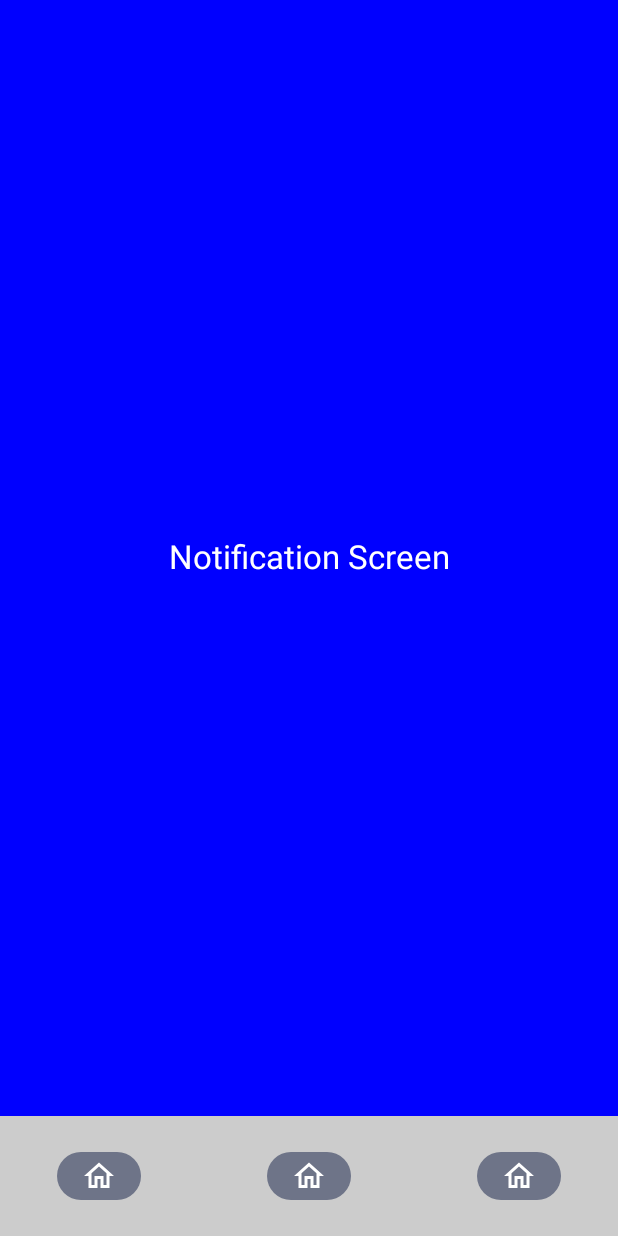
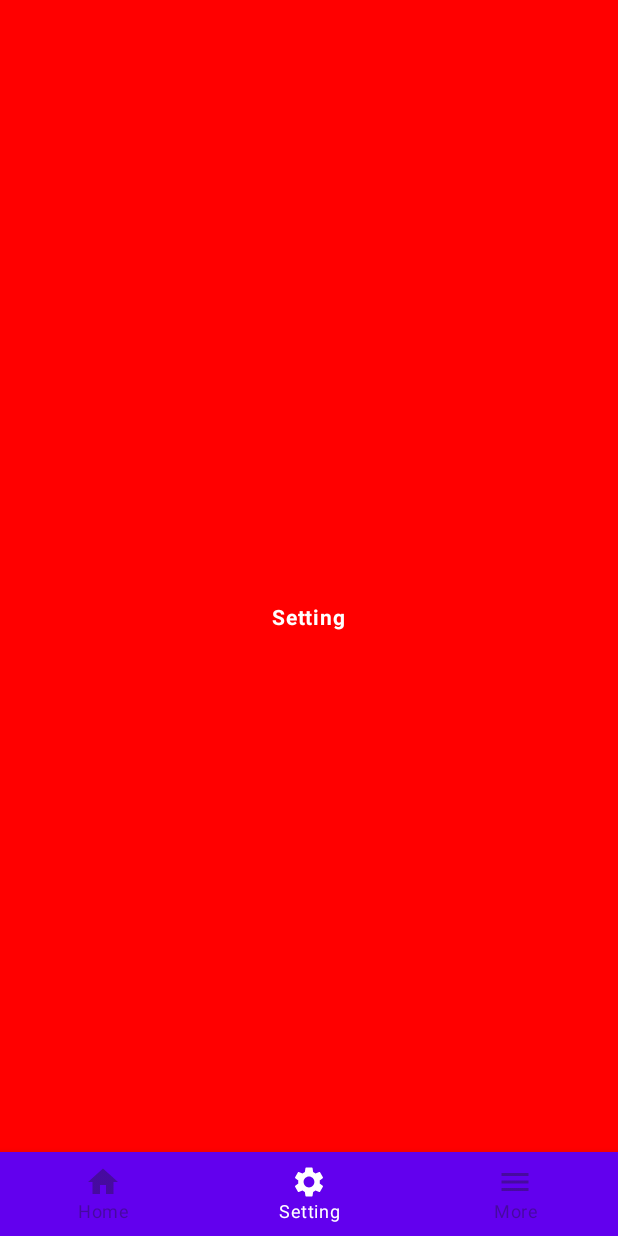
Before and after one commit to Fahamin/JC_BotomNavigationBar, an Android app built with Jetpack Compose: the screen it shows after launch (MainActivity), item 2 of the bottom bar chosen, on a phone screen of 412 x 824 dp. Run offline under Robolectric (Android 15) with nearby library versions, the phone set to English and light mode, and no system bars.

Commit message:
NAV COMPLETE

```diff
--- a/app/src/main/java/com/fahamin/jc_botomnavbar/BottomBar.kt
+++ /dev/null
@@ -1,47 +0,0 @@
-package com.fahamin.jc_botomnavbar
-
-import androidx.compose.material3.Icon
-import androidx.compose.material3.NavigationBar
-import androidx.compose.material3.NavigationBarItem
-import androidx.compose.runtime.Composable
-import androidx.compose.runtime.MutableState
-import androidx.compose.runtime.getValue
-import androidx.compose.ui.Modifier
-import androidx.compose.ui.graphics.Color
-import androidx.navigation.NavController
-import androidx.navigation.NavGraph.Companion.findStartDestination
-import androidx.navigation.compose.currentBackStackEntryAsState
-
-@Composable
-fun BottomBar(
-    navController: NavController,
-    state: MutableState<Boolean>,
-    modifier: Modifier = Modifier
-) {
-    val screen = listOf(
-        Destination.HomeScreen,
-        Destination.Favourite,
-        Destination.Notification
-    )
-    NavigationBar(modifier = Modifier,
-        containerColor = Color.LightGray,
-    ) {
-        val navBackStackEntry by navController.currentBackStackEntryAsState()
-        val currentRoute = navBackStackEntry?.destination?.route
-
-        screen.forEach{
-            screen->
-            NavigationBarItem(selected = currentRoute==screen.route,
-                onClick = { navController.navigate(screen.route)
-                {
-                    popUpTo(navController.graph.findStartDestination().id)
-                    {
-                        saveState=true
-                    }
-                    launchSingleTop = true
-                    restoreState = true
-                }}, icon = { Icon(imageVector = screen.icon!!,
-                    contentDescription = "") })
-        }
-    }
-}
--- /dev/null
+++ b/app/src/main/java/com/fahamin/jc_botomnavbar/BottomBarScreen.kt
@@ -0,0 +1,31 @@
+package com.fahamin.jc_botomnavbar
+
+import androidx.compose.material.icons.Icons
+import androidx.compose.material.icons.filled.Home
+import androidx.compose.material.icons.filled.Menu
+import androidx.compose.material.icons.filled.Settings
+import androidx.compose.ui.graphics.vector.ImageVector
+
+sealed class BottomBarScreen(
+    var route: String,
+    var title: String,
+    var icon: ImageVector
+) {
+    object Home : BottomBarScreen(
+        route = "Home",
+        title = "Home",
+        icon = Icons.Default.Home
+    )
+
+    object Setting : BottomBarScreen(
+        route = "Setting",
+        title = "Setting",
+        icon = Icons.Default.Settings
+    )
+
+    object More : BottomBarScreen(
+        route = "More",
+        title = "More",
+        icon = Icons.Default.Menu
+    )
+}
--- /dev/null
+++ b/app/src/main/java/com/fahamin/jc_botomnavbar/BottomNavGraph.kt
@@ -0,0 +1,28 @@
+package com.fahamin.jc_botomnavbar
+
+import androidx.compose.runtime.Composable
+import androidx.navigation.NavHostController
+import androidx.navigation.compose.NavHost
+import androidx.navigation.compose.composable
+import com.fahamin.jc_botomnavbar.screen.HomePage
+import com.fahamin.jc_botomnavbar.screen.MorePage
+import com.fahamin.jc_botomnavbar.screen.SettingPage
+
+@Composable
+fun BottomNavGraph(navController: NavHostController) {
+    NavHost(navController = navController, startDestination = BottomBarScreen.Home.route)
+    {
+        composable(route = BottomBarScreen.Home.route)
+        {
+            HomePage()
+        }
+        composable(route = BottomBarScreen.Setting.route)
+        {
+            SettingPage()
+        }
+        composable(route = BottomBarScreen.More.route)
+        {
+            MorePage()
+        }
+    }
+}
--- a/app/src/main/java/com/fahamin/jc_botomnavbar/Destination.kt
+++ /dev/null
@@ -1,33 +0,0 @@
-package com.fahamin.jc_botomnavbar
-
-import androidx.compose.material.icons.Icons
-import androidx.compose.material.icons.outlined.Favorite
-import androidx.compose.material.icons.outlined.Home
-import androidx.compose.material.icons.outlined.Notifications
-import androidx.compose.ui.graphics.vector.ImageVector
-
-
-sealed class Destination(
-    val route: String,
-    val title: String? = null,
-    val icon: ImageVector? = null
-) {
-    object HomeScreen : Destination(
-        route = "home_scrren",
-        title = "Home",
-        icon = Icons.Outlined.Home
-    )
-
-    object Favourite : Destination(
-        route = "home_scrren",
-        title = "Home",
-        icon = Icons.Outlined.Home
-    )
-
-    object Notification : Destination(
-        route = "home_scrren",
-        title = "Home",
-        icon = Icons.Outlined.Home
-    )
-
-}
--- a/app/src/main/java/com/fahamin/jc_botomnavbar/MainActivity.kt
+++ b/app/src/main/java/com/fahamin/jc_botomnavbar/MainActivity.kt
@@ -3,74 +3,29 @@ package com.fahamin.jc_botomnavbar
 import android.os.Bundle
 import androidx.activity.ComponentActivity
 import androidx.activity.compose.setContent
-import androidx.compose.foundation.layout.Box
 import androidx.compose.foundation.layout.fillMaxSize
-import androidx.compose.foundation.layout.padding
-import androidx.compose.material3.ExperimentalMaterial3Api
 import androidx.compose.material3.MaterialTheme
-import androidx.compose.material3.Scaffold
 import androidx.compose.material3.Surface
 import androidx.compose.material3.Text
 import androidx.compose.runtime.Composable
-import androidx.compose.runtime.mutableStateOf
-import androidx.compose.runtime.remember
 import androidx.compose.ui.Modifier
 import androidx.compose.ui.tooling.preview.Preview
-import androidx.compose.ui.unit.dp
-import androidx.navigation.NavHostController
-import androidx.navigation.compose.rememberNavController
-import com.fahamin.jc_botomnavbar.ui.theme.JC_BotomnavBarTheme
+import com.fahamin.jc_bottomnav.MainScreen
+import com.fahamin.jc_bottomnav.ui.theme.JC_BottomNavTheme
 
 class MainActivity : ComponentActivity() {
-    @OptIn(ExperimentalMaterial3Api::class)
     override fun onCreate(savedInstanceState: Bundle?) {
         super.onCreate(savedInstanceState)
         setContent {
-            JC_BotomnavBarTheme {
+            JC_BottomNavTheme {
                 // A surface container using the 'background' color from the theme
                 Surface(
                     modifier = Modifier.fillMaxSize(),
                     color = MaterialTheme.colorScheme.background
                 ) {
-                    val navController: NavHostController = rememberNavController()
-                    val bottomBarHeight = 56.dp
-                    val bottomBarOffsetHeightPx = remember { mutableStateOf(0f) }
-
-                    var buttonsVisible = remember { mutableStateOf(true) }
-
-                    Scaffold(
-                        bottomBar = {
-                            BottomBar(
-                                navController = navController,
-                                state = buttonsVisible,
-                                modifier = Modifier
-                            )
-                        }) { paddingValues ->
-                        Box(
-                            modifier = Modifier.padding(paddingValues)
-                        ) {
-                            NavigationGraph(navController = navController)
-                        }
-                    }
+                    MainScreen()
                 }
             }
         }
-
     }
 }
-
-@Composable
-fun Greeting(name: String, modifier: Modifier = Modifier) {
-    Text(
-        text = "Hello $name!",
-        modifier = modifier
-    )
-}
-
-@Preview(showBackground = true)
-@Composable
-fun GreetingPreview() {
-    JC_BotomnavBarTheme {
-        Greeting("Android")
-    }
-}
--- /dev/null
+++ b/app/src/main/java/com/fahamin/jc_botomnavbar/MainScreen.kt
@@ -0,0 +1,80 @@
+package com.fahamin.jc_bottomnav
+
+import android.annotation.SuppressLint
+import androidx.compose.foundation.layout.RowScope
+import androidx.compose.material3.ExperimentalMaterial3Api
+import androidx.compose.material3.LocalContentColor
+import androidx.compose.material3.Scaffold
+import androidx.compose.runtime.Composable
+import androidx.compose.runtime.getValue
+import androidx.navigation.NavDestination
+import androidx.navigation.NavDestination.Companion.hierarchy
+import androidx.navigation.NavGraph.Companion.findStartDestination
+import androidx.navigation.NavHostController
+import androidx.navigation.compose.currentBackStackEntryAsState
+import androidx.navigation.compose.rememberNavController
+import androidx.compose.material.*
+import com.fahamin.jc_botomnavbar.BottomBarScreen
+import com.fahamin.jc_botomnavbar.BottomNavGraph
+
+@SuppressLint("UnusedMaterial3ScaffoldPaddingParameter")
+@OptIn(ExperimentalMaterial3Api::class)
+@Composable
+fun MainScreen() {
+    val navController = rememberNavController()
+    Scaffold(
+        bottomBar = { BottomBar(navController = navController) }
+    ) {
+        BottomNavGraph(navController = navController)
+    }
+}
+
+@Composable
+fun BottomBar(navController: NavHostController) {
+    val screens = listOf(
+        BottomBarScreen.Home,
+        BottomBarScreen.Setting,
+        BottomBarScreen.More,
+    )
+    val navBackStackEntry by navController.currentBackStackEntryAsState()
+    val currentDestination = navBackStackEntry?.destination
+
+    BottomNavigation {
+        screens.forEach { screen ->
+            AddItem(
+                screen = screen,
+                currentDestination = currentDestination,
+                navController = navController
+            )
+        }
+    }
+}
+
+@Composable
+fun RowScope.AddItem(
+    screen: BottomBarScreen,
+    currentDestination: NavDestination?,
+    navController: NavHostController
+) {
+    BottomNavigationItem(
+        label = {
+            Text(text = screen.title)
+        },
+        icon = {
+            Icon(
+                imageVector = screen.icon,
+                contentDescription = "Navigation Icon"
+            )
+        },
+        selected = currentDestination?.hierarchy?.any {
+            it.route == screen.route
+        } == true,
+        unselectedContentColor = LocalContentColor.current.copy(alpha = ContentAlpha.disabled),
+        onClick = {
+            navController.navigate(screen.route) {
+                popUpTo(navController.graph.findStartDestination().id)
+                launchSingleTop = true
+            }
+        }
+    )
+}
--- a/app/src/main/java/com/fahamin/jc_botomnavbar/NavigationGraph.kt
+++ /dev/null
@@ -1,25 +0,0 @@
-package com.fahamin.jc_botomnavbar
-
-import androidx.compose.runtime.Composable
-import androidx.navigation.NavController
-import androidx.navigation.NavHostController
-import androidx.navigation.compose.NavHost
-import androidx.navigation.compose.composable
-import com.fahamin.jc_botomnavbar.screen.FavouriteScreen
-import com.fahamin.jc_botomnavbar.screen.HomeScreen
-import com.fahamin.jc_botomnavbar.screen.NotificationScreen
-
-@Composable
-fun NavigationGraph(navController: NavHostController) {
-    NavHost(navController, startDestination = Destination.HomeScreen.route) {
-        composable(Destination.HomeScreen.route) {
-            HomeScreen()
-        }
-        composable(Destination.Favourite.route) {
-            FavouriteScreen()
-        }
-        composable(Destination.Notification.route) {
-            NotificationScreen()
-        }
-    }
-}
--- /dev/null
+++ b/app/src/main/java/com/fahamin/jc_botomnavbar/screen/Home.kt
@@ -0,0 +1,36 @@
+package com.fahamin.jc_botomnavbar.screen
+
+import androidx.compose.foundation.background
+import androidx.compose.foundation.layout.Box
+import androidx.compose.foundation.layout.fillMaxSize
+import androidx.compose.material3.MaterialTheme
+import androidx.compose.material3.Text
+import androidx.compose.runtime.Composable
+import androidx.compose.ui.Alignment
+import androidx.compose.ui.Modifier
+import androidx.compose.ui.graphics.Color
+import androidx.compose.ui.text.font.FontWeight
+import androidx.compose.ui.tooling.preview.Preview
+
+@Composable
+fun HomePage() {
+    Box(
+        modifier = Modifier
+            .fillMaxSize()
+            .background(Color.Magenta),
+        contentAlignment = Alignment.Center
+    ) {
+        Text(
+            text = "HOME",
+            fontSize = MaterialTheme.typography.titleSmall.fontSize,
+            fontWeight = FontWeight.Bold,
+            color = Color.White
+        )
+    }
+}
+
+@Composable
+@Preview
+fun HomeScreenPreview() {
+    HomePage()
+}
--- a/app/src/main/java/com/fahamin/jc_botomnavbar/screen/NotificationScreen.kt
+++ /dev/null
@@ -1,32 +0,0 @@
-package com.fahamin.jc_botomnavbar.screen
-
-import androidx.compose.foundation.background
-import androidx.compose.foundation.layout.Column
-import androidx.compose.foundation.layout.fillMaxSize
-import androidx.compose.foundation.layout.wrapContentSize
-import androidx.compose.material3.MaterialTheme
-import androidx.compose.material3.Text
-import androidx.compose.runtime.Composable
-import androidx.compose.ui.Alignment
-import androidx.compose.ui.Modifier
-import androidx.compose.ui.graphics.Color
-import androidx.compose.ui.text.style.TextAlign
-
-
-@Composable
-fun NotificationScreen() {
-    Column(
-        modifier = Modifier
-            .fillMaxSize()
-            .background(color = Color.Blue)
-            .wrapContentSize(Alignment.Center)
-    ) {
-        Text(
-            text = "Notification Screen",
-            style = MaterialTheme.typography.titleLarge,
-            color = Color.White,
-            modifier = Modifier.align(Alignment.CenterHorizontally),
-            textAlign = TextAlign.Center
-        )
-    }
-}
--- /dev/null
+++ b/app/src/main/java/com/fahamin/jc_botomnavbar/screen/Setting.kt
@@ -0,0 +1,37 @@
+package com.fahamin.jc_botomnavbar.screen
+
+import androidx.compose.foundation.background
+import androidx.compose.foundation.layout.Box
+import androidx.compose.foundation.layout.fillMaxSize
+import androidx.compose.material3.MaterialTheme
+import androidx.compose.material3.Text
+import androidx.compose.runtime.Composable
+import androidx.compose.ui.Alignment
+import androidx.compose.ui.Modifier
+import androidx.compose.ui.graphics.Color
+import androidx.compose.ui.text.font.FontWeight
+import androidx.compose.ui.tooling.preview.Preview
+
+
+@Composable
+fun SettingPage() {
+    Box(
+        modifier = Modifier
+            .fillMaxSize()
+            .background(Color.Red),
+        contentAlignment = Alignment.Center
+    ) {
+        Text(
+            text = "Setting",
+            fontSize = MaterialTheme.typography.titleSmall.fontSize,
+            fontWeight = FontWeight.Bold,
+            color = Color.White
+        )
+    }
+}
+
+@Composable
+@Preview
+fun SettingPagePreview() {
+    SettingPage()
+}
--- a/app/src/main/java/com/fahamin/jc_botomnavbar/ui/theme/Color.kt
+++ b/app/src/main/java/com/fahamin/jc_botomnavbar/ui/theme/Color.kt
@@ -1,4 +1,4 @@
-package com.fahamin.jc_botomnavbar.ui.theme
+package com.fahamin.jc_bottomnav.ui.theme
 
 import androidx.compose.ui.graphics.Color
 
--- a/app/src/main/java/com/fahamin/jc_botomnavbar/ui/theme/Theme.kt
+++ b/app/src/main/java/com/fahamin/jc_botomnavbar/ui/theme/Theme.kt
@@ -1,4 +1,4 @@
-package com.fahamin.jc_botomnavbar.ui.theme
+package com.fahamin.jc_bottomnav.ui.theme
 
 import android.app.Activity
 import android.os.Build
@@ -38,7 +38,7 @@ private val LightColorScheme = lightColorScheme(
 )
 
 @Composable
-fun JC_BotomnavBarTheme(
+fun JC_BottomNavTheme(
     darkTheme: Boolean = isSystemInDarkTheme(),
     // Dynamic color is available on Android 12+
     dynamicColor: Boolean = true,
--- a/app/src/main/java/com/fahamin/jc_botomnavbar/ui/theme/Type.kt
+++ b/app/src/main/java/com/fahamin/jc_botomnavbar/ui/theme/Type.kt
@@ -1,4 +1,4 @@
-package com.fahamin.jc_botomnavbar.ui.theme
+package com.fahamin.jc_bottomnav.ui.theme
 
 import androidx.compose.material3.Typography
 import androidx.compose.ui.text.TextStyle
```
Also changed, not shown: app/build.gradle.kts (+6 -7 lines), app/src/main/java/com/fahamin/jc_botomnavbar/screen/FavoriteScreen.kt (deleted, +0 -31 lines), app/src/main/java/com/fahamin/jc_botomnavbar/screen/HomeScreen.kt (deleted, +0 -31 lines), app/src/main/java/com/fahamin/jc_botomnavbar/screen/More.kt (added, +36 -0 lines).
